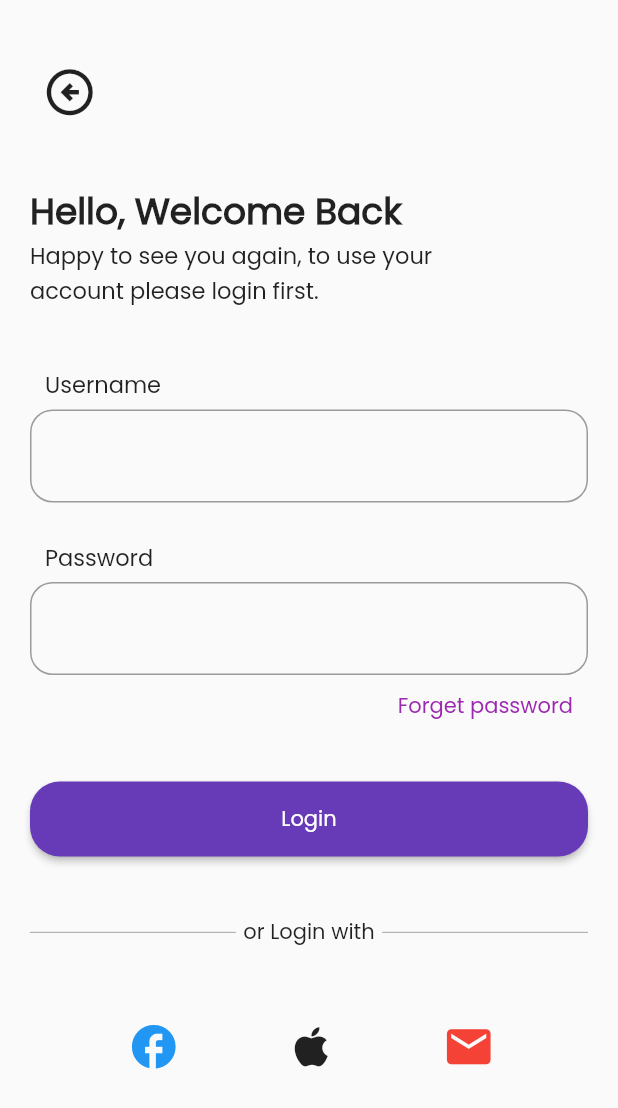
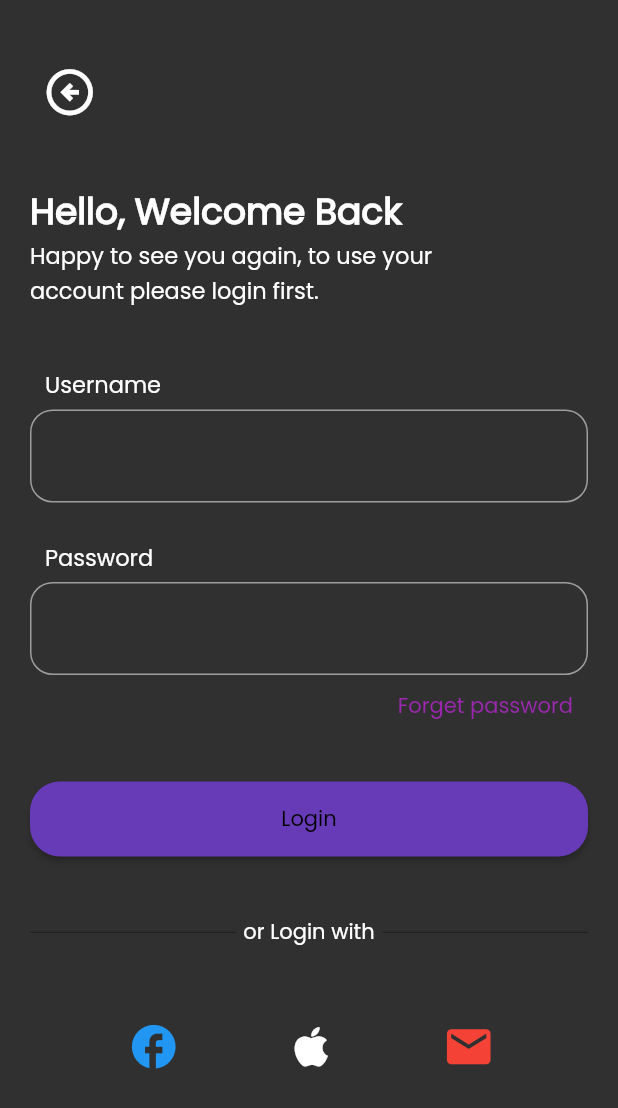
Before and after one commit to asnakeassefa/chatApp, a Flutter app: the screen it shows after launch, after a tap on "Get Started", on a phone screen of 412 x 824 dp. Shown: the top 1108 px of the screen. Run offline on Flutter 3.47's test engine with Material 2 defaults, Android fonts, the phone set to English and light mode, and no system bars; our stand-ins replace smooth_page_indicator.

Commit message:
light and dark theme done

```diff
--- a/lib/component/SingleChat.dart
+++ b/lib/component/SingleChat.dart
@@ -41,15 +41,15 @@ class _SingleChatState extends State<SingleChat> {
               Column(
                 crossAxisAlignment: CrossAxisAlignment.start,
                 mainAxisAlignment: MainAxisAlignment.spaceAround,
-                children: const [
-                  Text(
+                children: [
+                  const Text(
                     'Jack',
                     style: TextStyle(fontSize: 15, fontWeight: FontWeight.w600),
                   ),
                   Text(
                     'Hello, there how are you?',
                     style: TextStyle(
-                        color: Colors.black38,
+                        color: Theme.of(context).colorScheme.primary,
                         fontSize: 12,
                         fontWeight: FontWeight.w500),
                   ),
@@ -71,7 +71,7 @@ class _SingleChatState extends State<SingleChat> {
                 width: 20,
                 decoration: BoxDecoration(
                   borderRadius: BorderRadius.circular(10),
-                  color: Colors.purple,
+                  color: Colors.deepPurple,
                 ),
                 child: const Center(
                   child: Text(
--- a/lib/component/userField.dart
+++ b/lib/component/userField.dart
@@ -12,16 +12,16 @@ class UserFormField extends StatelessWidget {
     return TextField(
       controller: controller,
       obscureText: obscure,
-      decoration: const InputDecoration(
+      decoration: InputDecoration(
         // labelText: lableText,
         // hintText:hintText,
         enabledBorder: OutlineInputBorder(
-           borderRadius:BorderRadius.all(Radius.circular(15)),
-          borderSide: BorderSide(color: Colors.black38)
+           borderRadius:const BorderRadius.all(Radius.circular(15)),
+           borderSide: BorderSide(color: Theme.of(context).colorScheme.primary)
         ),
         focusedBorder:OutlineInputBorder(
-          borderRadius:BorderRadius.all(Radius.circular(25)),
-          borderSide: BorderSide(color: Colors.black54)
+          borderRadius:const BorderRadius.all(Radius.circular(15)),
+          borderSide: BorderSide(color:Theme.of(context).colorScheme.primary)
         )
       ),
     );
--- a/lib/main.dart
+++ b/lib/main.dart
@@ -14,15 +14,28 @@ class MyApp extends StatelessWidget {
   // This widget is the root of your application.
   @override
   Widget build(BuildContext context) {
-    final theme = ThemeData(
+
+    bool screenTheme = true;
+
+    final darkTheme = ThemeData(
       fontFamily: "poppins",
-      buttonColor: Colors.deepPurpleAccent,
-      primaryColor: Colors.black54,
+      primaryColor: Colors.white,
+      primarySwatch:Colors.grey,
+      brightness: Brightness.dark
+    );
+
+    final lightTheme = ThemeData(
+      fontFamily: "poppins",
+      primaryColor: Colors.black,
+      // secondaryHeaderColor: Colors.black45,
+      // Secondary:Colors.black45,
+      primarySwatch: Colors.grey,
+      brightness: Brightness.light
     );
     return MaterialApp(
       debugShowCheckedModeBanner: false,
       title: 'Flutter Demo',
-      theme: theme,
+      theme: screenTheme? darkTheme : lightTheme,
       home:const Splash(),
     );
   }
```
Also changed, not shown: pubspec.lock, 1 other file.
